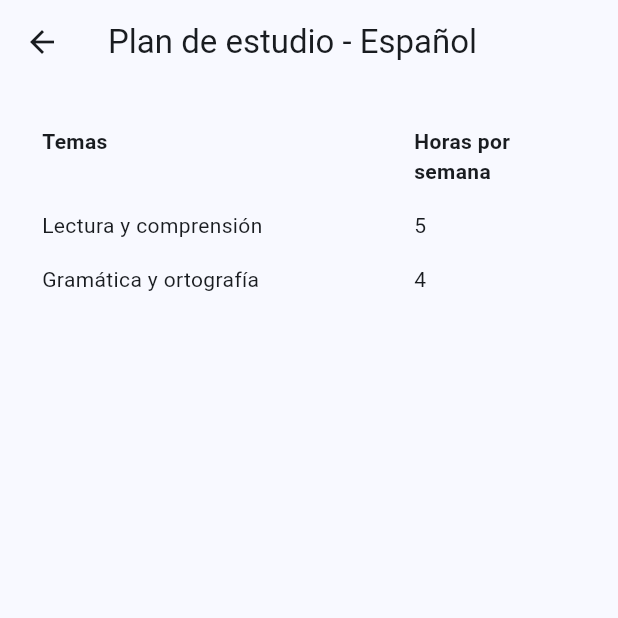
After one commit to bsjc1024/Hackpue2025, a Flutter app: the HomeScreen screen opened by its route, after a tap on "Español", on a phone screen of 412 x 824 dp, the top half of it. The commit adds this screen. Run offline on Flutter 3.47's test engine with Material 3 defaults, Android fonts, the phone set to English and light mode, and no system bars; our stand-ins replace google_fonts.

Commit message:
se agrego pantalla de home y de las materias

```diff
--- /dev/null
+++ b/flutter_app/lib/screen/espanol_screen.dart
@@ -0,0 +1,53 @@
+import 'package:flutter/material.dart';
+
+class EspanolScreen extends StatelessWidget {
+  const EspanolScreen({super.key});
+
+  @override
+  Widget build(BuildContext context) {
+    return Scaffold(
+      appBar: AppBar(title: const Text("Plan de estudio - Español")),
+      body: Padding(
+        padding: const EdgeInsets.all(20.0),
+        child: Table(
+          columnWidths: const {
+            0: FlexColumnWidth(2),
+            1: FlexColumnWidth(1),
+          },
+          children: const [
+            TableRow(children: [
+              Padding(
+                padding: EdgeInsets.all(8.0),
+                child: Text("Temas", style: TextStyle(fontWeight: FontWeight.bold)),
+              ),
+              Padding(
+                padding: EdgeInsets.all(8.0),
+                child: Text("Horas por semana", style: TextStyle(fontWeight: FontWeight.bold)),
+              ),
+            ]),
+            TableRow(children: [
+              Padding(
+                padding: EdgeInsets.all(8.0),
+                child: Text("Lectura y comprensión"),
+              ),
+              Padding(
+                padding: EdgeInsets.all(8.0),
+                child: Text("5"),
+              ),
+            ]),
+            TableRow(children: [
+              Padding(
+                padding: EdgeInsets.all(8.0),
+                child: Text("Gramática y ortografía"),
+              ),
+              Padding(
+                padding: EdgeInsets.all(8.0),
+                child: Text("4"),
+              ),
+            ]),
+          ],
+        ),
+      ),
+    );
+  }
+}
--- a/flutter_app/lib/screen/exam_ubication.dart
+++ b/flutter_app/lib/screen/exam_ubication.dart
@@ -413,6 +413,11 @@ class ResultadoScreen extends StatelessWidget {
                   color: const Color(0xFFFAD564),
                 ),
               ),
+              ElevatedButton(
+              onPressed: () {
+                Navigator.pushNamed(context, '/home');
+              },
+              child: const Text("Iniciar"))
             ],
           ),
         ),
--- /dev/null
+++ b/flutter_app/lib/screen/home_screen.dart
@@ -0,0 +1,61 @@
+import 'package:flutter/material.dart';
+
+class HomeScreen extends StatelessWidget {
+  const HomeScreen({super.key});
+
+  @override
+  Widget build(BuildContext context) {
+    return Scaffold(
+      appBar: AppBar(
+        title: const Text("Bum Soo Jang"),
+        centerTitle: true,
+      ),
+      body: Padding(
+        padding: const EdgeInsets.all(20.0),
+        child: Column(
+          children: [
+            GestureDetector(
+              onTap: () {
+                Navigator.pushNamed(context, '/espanol');
+              },
+              child: Container(
+                padding: const EdgeInsets.all(20),
+                margin: const EdgeInsets.only(bottom: 20),
+                decoration: BoxDecoration(
+                  color: Colors.blue[100],
+                  borderRadius: BorderRadius.circular(12),
+                ),
+                child: const Row(
+                  mainAxisAlignment: MainAxisAlignment.spaceBetween,
+                  children: [
+                    Text("Español", style: TextStyle(fontSize: 18)),
+                    Text("-1%", style: TextStyle(fontSize: 18)),
+                  ],
+                ),
+              ),
+            ),
+            GestureDetector(
+              onTap: () {
+                Navigator.pushNamed(context, '/biologia');
+              },
+              child: Container(
+                padding: const EdgeInsets.all(20),
+                decoration: BoxDecoration(
+                  color: Colors.green[100],
+                  borderRadius: BorderRadius.circular(12),
+                ),
+                child: const Row(
+                  mainAxisAlignment: MainAxisAlignment.spaceBetween,
+                  children: [
+                    Text("Biología", style: TextStyle(fontSize: 18)),
+                    Text("-1%", style: TextStyle(fontSize: 18)),
+                  ],
+                ),
+              ),
+            ),
+          ],
+        ),
+      ),
+    );
+  }
+}
--- a/flutter_app/lib/screen/register.dart
+++ b/flutter_app/lib/screen/register.dart
@@ -7,9 +7,9 @@ class RegisterScreen extends StatelessWidget {
   @override
   Widget build(BuildContext context) {
     return Scaffold(
-      backgroundColor: const Color(0xFF1B475D), // Fondo de toda la vista
+      backgroundColor: const Color.fromARGB(255, 255, 255, 255), // Fondo de toda la vista
   appBar: AppBar(
-    backgroundColor: const Color(0xFF1B475D), // Fondo igual al body
+    backgroundColor: const Color.fromARGB(255, 255, 255, 255), // Fondo igual al body
     elevation: 0, // Quita sombra
     centerTitle: true, // Centrar título
     title: Text(
```
Also changed, not shown: flutter_app/lib/main.dart (+7 -0 lines), flutter_app/lib/screen/biologia_screen.dart (added, +54 -0 lines).
